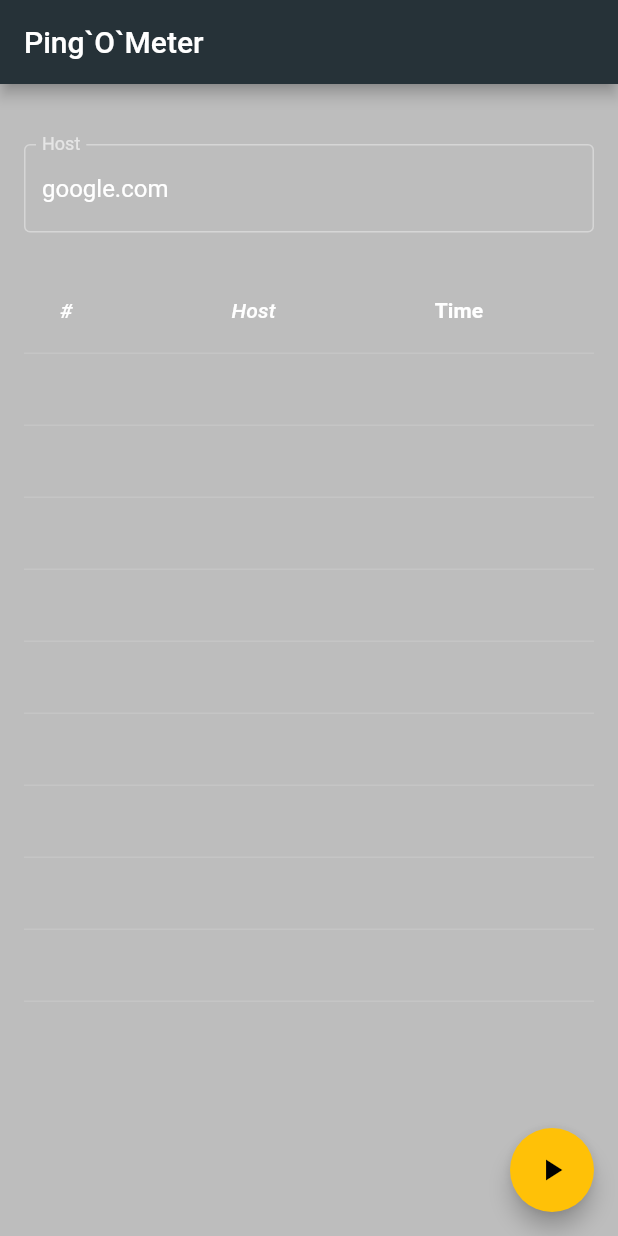
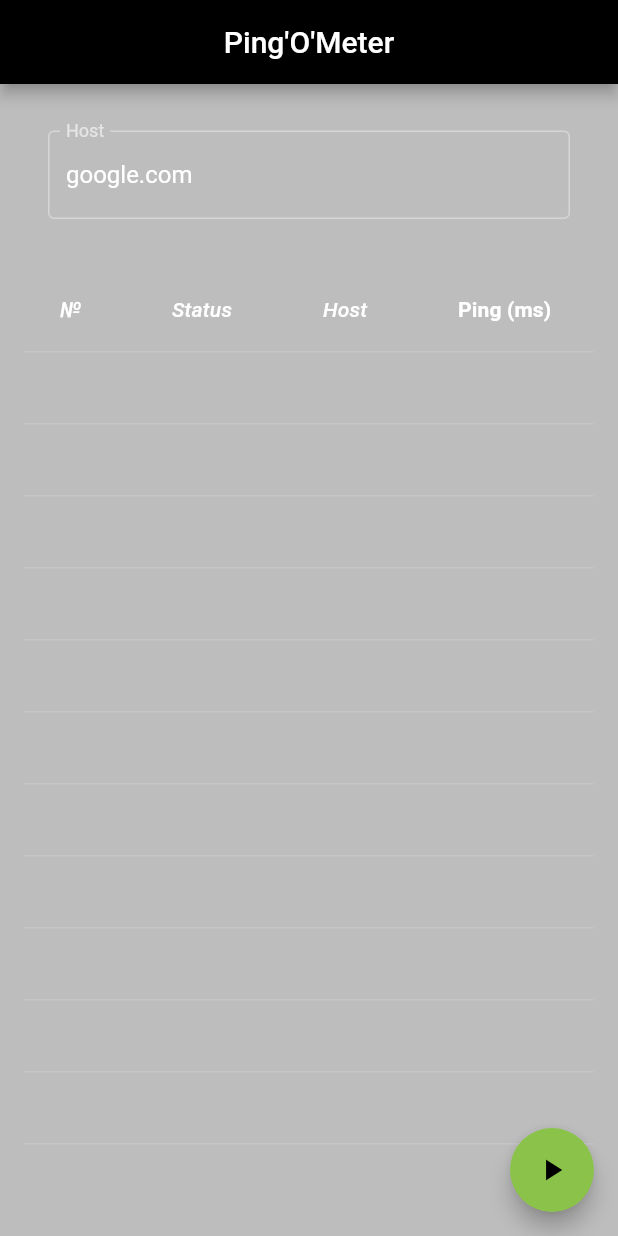
Before and after one commit to sanyabeast/ping_o_meter, a Flutter app: the screen it shows after launch, on a phone screen of 412 x 824 dp. Run offline on Flutter 3.47's test engine with Material 2 defaults, Android fonts, the phone set to English and light mode, and no system bars; missing offline and left inert: dart_ping.

Commit message:
style tweaks

```diff
--- a/lib/main.dart
+++ b/lib/main.dart
@@ -13,7 +13,7 @@ class PingOMeter extends StatelessWidget {
       title: 'Ping`O`Meter',
       theme: ThemeData(
         brightness: Brightness.dark,
-        primarySwatch: Colors.blueGrey,
+        primarySwatch: Colors.lightGreen,
       ),
       home: const MainPage(),
     );
--- a/lib/main_page.dart
+++ b/lib/main_page.dart
@@ -28,17 +28,20 @@ class MainPage extends StatefulWidget {
 }
 
 class PingTestHistoryItemData {
+  static int count = 0;
+  int index = 0;
   bool isSuccess = false;
   double timeout = 0;
   String hostUrl;
-
-  PingTestHistoryItemData(
-      {required this.isSuccess, required this.timeout, required this.hostUrl});
+  PingTestHistoryItemData({required this.isSuccess, required this.timeout, required this.hostUrl}) {
+    index = PingTestHistoryItemData.count;
+    PingTestHistoryItemData.count++;
+  }
 }
 
 class MainPageState extends State<MainPage> {
   String targetHostUrl = "google.com";
-  final int timeout = 2;
+  final int pingCommandTimeout = 2;
   bool isPingTestRunning = false;
   late List<PingTestHistoryItemData> pingLog;
   Ping? ping;
@@ -46,7 +49,7 @@ class MainPageState extends State<MainPage> {
   int bestPingValue = 0;
   int worstPingValue = 1000;
 
-  int maxHistoryLogLength = 10;
+  int maxHistoryLogLength = 24;
   late TextEditingController hostInputTextContoller;
 
   @override
@@ -64,25 +67,23 @@ class MainPageState extends State<MainPage> {
 
   @override
   Widget build(BuildContext context) {
-    ;
-
     return Scaffold(
       backgroundColor: Colors.black26,
       appBar: AppBar(
-        title: const Text('Ping`O`Meter'),
-        backgroundColor: Colors.blueGrey.shade900,
+        title: Row(mainAxisAlignment: MainAxisAlignment.center, children: const [
+          Text(
+            "Ping'O'Meter",
+          )
+        ]),
+        backgroundColor: Colors.black,
       ),
       body: Center(
         child: Padding(
           padding: const EdgeInsets.all(16),
-          child: Column(
-              mainAxisSize: MainAxisSize.max,
-              crossAxisAlignment: CrossAxisAlignment.stretch,
-              children: [
-                const SizedBox(
-                  height: 24,
-                ),
-                TextField(
+          child: Column(mainAxisSize: MainAxisSize.max, crossAxisAlignment: CrossAxisAlignment.stretch, children: [
+            Padding(
+              padding: const EdgeInsets.only(top: 15, bottom: 32, left: 16, right: 16),
+              child: TextField(
                 controller: hostInputTextContoller,
                 onTap: () {
                   // hostInputTextContoller.clear();
@@ -101,8 +102,6 @@ class MainPageState extends State<MainPage> {
                   labelText: 'Host',
                 ),
               ),
-                const SizedBox(
-                  height: 24,
             ),
             Expanded(
                 flex: 1,
@@ -112,7 +111,15 @@ class MainPageState extends State<MainPage> {
                       DataColumn(
                         label: Expanded(
                           child: Text(
-                                '#',
+                            '№',
+                            style: TextStyle(fontStyle: FontStyle.italic),
+                          ),
+                        ),
+                      ),
+                      DataColumn(
+                        label: Expanded(
+                          child: Text(
+                            'Status',
                             style: TextStyle(fontStyle: FontStyle.italic),
                           ),
                         ),
@@ -128,10 +135,8 @@ class MainPageState extends State<MainPage> {
                       DataColumn(
                         label: Expanded(
                           child: Text(
-                                'Time',
-                                style: TextStyle(
-                                    fontStyle: FontStyle.normal,
-                                    fontWeight: FontWeight.bold),
+                            'Ping (ms)',
+                            style: TextStyle(fontStyle: FontStyle.normal, fontWeight: FontWeight.bold),
                           ),
                         ),
                       ),
@@ -152,10 +157,8 @@ class MainPageState extends State<MainPage> {
           }
           // Add your onPressed code here!
         },
-        backgroundColor: isPingTestRunning ? Colors.red : Colors.amber,
-        child: isPingTestRunning
-            ? const Icon(Icons.stop)
-            : const Icon(Icons.play_arrow),
+        backgroundColor: isPingTestRunning ? Colors.amber : Colors.lightGreen,
+        child: isPingTestRunning ? const Icon(Icons.stop) : const Icon(Icons.play_arrow),
       ),
     );
   }
@@ -164,7 +167,7 @@ class MainPageState extends State<MainPage> {
     if (ping != null) {
       stopTest();
     }
-    ping = Ping(targetHostUrl, timeout: timeout);
+    ping = Ping(targetHostUrl, timeout: pingCommandTimeout);
 
     print("start pinging $targetHostUrl");
     //Begin ping process and listen for output
@@ -174,9 +177,7 @@ class MainPageState extends State<MainPage> {
         pingLog.insert(
             0,
             PingTestHistoryItemData(
-                isSuccess: event.response?.time != null,
-                timeout: event.response?.time?.inMilliseconds.toDouble() ?? 0,
-                hostUrl: targetHostUrl));
+                isSuccess: event.response?.time != null, timeout: event.response?.time?.inMilliseconds.toDouble() ?? 0, hostUrl: targetHostUrl));
 
         if (pingLog.length > maxHistoryLogLength) {
           pingLog.removeAt(pingLog.length - 1);
@@ -212,7 +213,12 @@ class MainPageState extends State<MainPage> {
     if (pingLog.isNotEmpty) {
       for (PingTestHistoryItemData item in pingLog) {
         ret.add(DataRow(
+          selected: item.index % 2 == 0,
           cells: <DataCell>[
+            DataCell(Text(
+              item.index.toString(),
+              style: TextStyle(color: generateColor(item.timeout, item.isSuccess)),
+            )),
             DataCell(
               Icon(
                 item.isSuccess ? Icons.done_all : Icons.error,
@@ -221,13 +227,11 @@ class MainPageState extends State<MainPage> {
             ),
             DataCell(Text(
               item.hostUrl,
-              style:
-                  TextStyle(color: generateColor(item.timeout, item.isSuccess)),
+              style: TextStyle(color: generateColor(item.timeout, item.isSuccess)),
             )),
             DataCell(Text(
               item.timeout.toString(),
-              style:
-                  TextStyle(color: generateColor(item.timeout, item.isSuccess)),
+              style: TextStyle(color: generateColor(item.timeout, item.isSuccess)),
             )),
           ],
         ));
@@ -239,6 +243,7 @@ class MainPageState extends State<MainPage> {
             DataCell(Text("")),
             DataCell(Text("")),
             DataCell(Text("")),
+            DataCell(Text("")),
           ],
         ));
       }
@@ -247,18 +252,17 @@ class MainPageState extends State<MainPage> {
     return ret;
   }
 
+  double getPingBadness(double pingValue) {
+    double badness = clampDouble((pingValue - bestPingValue) / (worstPingValue - bestPingValue), 0, 1);
+    badness = pow(badness, 0.5) as double;
+    return badness;
+  }
+
   Color generateColor(double pingValue, bool isSuccess) {
     if (!isSuccess) {
       return Colors.redAccent.shade200;
     } else {
-      double badness = clampDouble(
-          (pingValue - bestPingValue) / (worstPingValue - bestPingValue), 0, 1);
-      print("badness: $badness");
-
-      badness = pow(badness, 0.5) as double;
-      // badness = 1;
-
-      return Color.lerp(Colors.white, Colors.orangeAccent.shade400, badness)!;
+      return Color.lerp(Colors.white, Colors.orangeAccent.shade400, getPingBadness(pingValue))!;
     }
   }
 }
```
Lines whose indentation alone changed are shown as unchanged.
